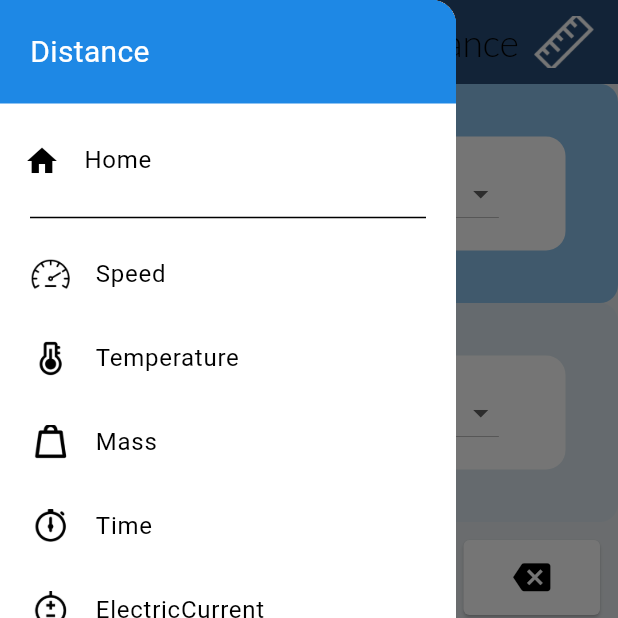
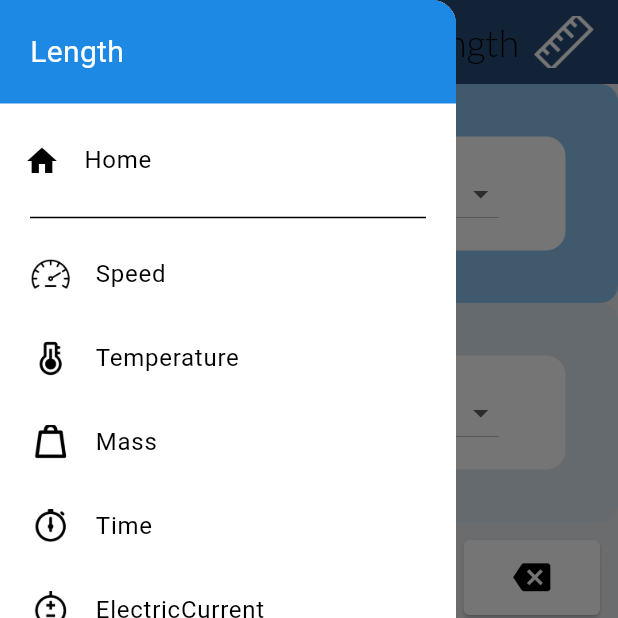
Before and after one commit to 8RIII/cc206-converter_app, a Flutter app: the Converter screen opened by its route, with the side drawer open, on a phone screen of 412 x 824 dp, the top half of it. Run offline on Flutter 3.47's test engine with Material 3 defaults, Android fonts, the phone set to English and light mode, and no system bars; our stand-ins replace cached_network_image, flutter_svg, shared_preferences; missing offline and left inert: converter, dart:js; accounts and stored records are empty.

Commit message:
Distance to Length edit

```diff
--- a/lib/features/converter_codes/converter_class.dart
+++ b/lib/features/converter_codes/converter_class.dart
@@ -21,7 +21,7 @@ class ConvertFunct {
   final List<String> Frequency_unit = ['Hz', 'kHz', 'MHz', 'rad/s', 'deg/s', 'rpm'];
 
   late List convertion_list = [ //Title, icon, routes, units_list
-    ["Distance", ImageConstant.imgImage16, AppRoutes.Distance, length_unit],
+    ["Length", ImageConstant.imgImage16, AppRoutes.Length, length_unit],
     ["Speed", ImageConstant.imgImage12, AppRoutes.Speed, Speed_unit],
     ["Temperature", ImageConstant.imgImage13, AppRoutes.Temperature, Temperature_unit],
     ["Mass", ImageConstant.imgImage14, AppRoutes.Mass, Mass_unit],
@@ -36,7 +36,7 @@ class ConvertFunct {
 
   ConvertFunct(this.measurement) {
     switch (measurement) {
-      case "Distance":
+      case "Length":
         converter = conLength;
         ini_in_unit = "m";
         ini_out_unit = "km";
--- a/lib/features/home_screen/home_screen.dart
+++ b/lib/features/home_screen/home_screen.dart
@@ -61,9 +61,9 @@ class HomeScreen extends StatelessWidget {
                   _buildButton(
                     context,
                     userImage: ImageConstant.imgImage16,
-                    something: "Distance",
+                    something: "Length",
                     onTap: () {
-                      Navigator.pushNamed(context, AppRoutes.Distance);
+                      Navigator.pushNamed(context, AppRoutes.Length);
                     },
                   ),
                   SizedBox(height: 16.v),
--- a/lib/routes/app_routes.dart
+++ b/lib/routes/app_routes.dart
@@ -6,7 +6,7 @@ import 'package:converter_app/core/app_export.dart';
 
 class AppRoutes {
   static const String homeScreen = '/home_screen';
-  static const String Distance = '/distance';
+  static const String Length = '/length';
   static const String Speed = '/speed';
   static const String Temperature = '/temperature';
   static const String Mass = '/mass';
@@ -20,7 +20,7 @@ class AppRoutes {
 
   static Map<String, WidgetBuilder> routes = {
     homeScreen: (context) => HomeScreen(),
-    Distance: (context) => Converter(measurement: "Distance"),
+    Length: (context) => Converter(measurement: "Length"),
     Speed: (context) => Converter(measurement: "Speed"),
     Temperature: (context) => Converter(measurement: "Temperature"),
     Mass: (context) => Converter(measurement: "Mass"),
```
